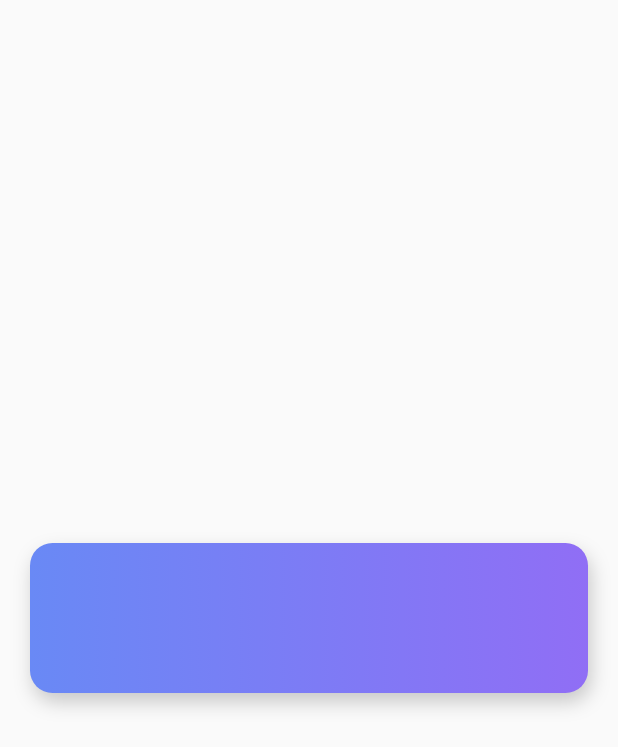
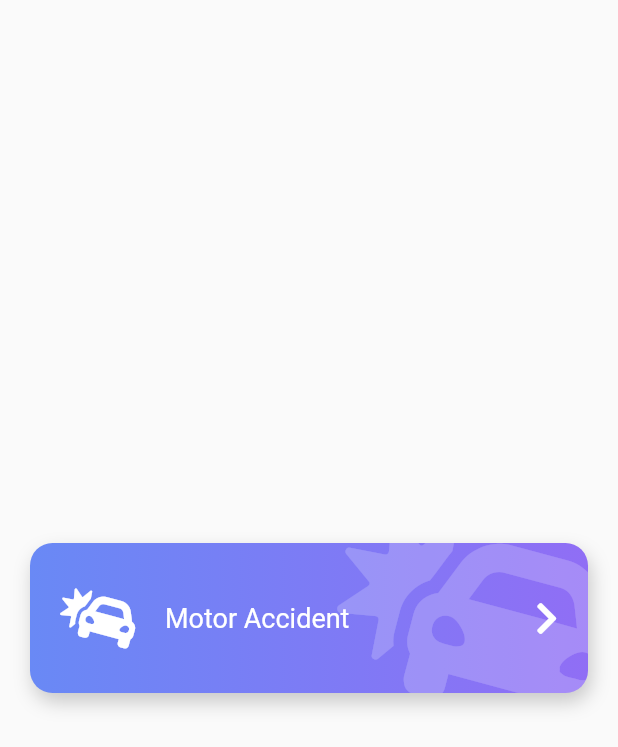
Before and after one commit to FKSAxell/emergency_layout, a Flutter app: the screen it shows after launch, on a phone screen of 412 x 824 dp. Shown: the top 747 px of the screen. Run offline on Flutter 3.47's test engine with Material 2 defaults, Android fonts, the phone set to English and light mode, and no system bars; our stand-ins replace flutter_svg, font_awesome_flutter.

Commit message:
Información dentro del Botón

```diff
--- a/lib/src/pages/emergency_page.dart
+++ b/lib/src/pages/emergency_page.dart
@@ -7,6 +7,7 @@ class EmergencyPage extends StatelessWidget {
   @override
   Widget build(BuildContext context) {
     return Scaffold(
+      // backgroundColor: Colors.red,
       body: Center(
         child: BotonGordo(),
       ),
--- a/lib/src/widgets/boton_gordo.dart
+++ b/lib/src/widgets/boton_gordo.dart
@@ -1,9 +1,44 @@
 import 'package:flutter/material.dart';
+import 'package:font_awesome_flutter/font_awesome_flutter.dart';
 
 class BotonGordo extends StatelessWidget {
   @override
   Widget build(BuildContext context) {
-    return _BotonGordoBackground();
+    return Stack(
+      children: [
+        _BotonGordoBackground(),
+        Row(
+          mainAxisAlignment: MainAxisAlignment.center,
+          children: [
+            SizedBox(
+              height: 140,
+              width: 40,
+            ),
+            FaIcon(
+              FontAwesomeIcons.carCrash,
+              color: Colors.white,
+              size: 40,
+            ),
+            SizedBox(
+              width: 20,
+            ),
+            Expanded(
+              child: Text(
+                'Motor Accident',
+                style: TextStyle(color: Colors.white, fontSize: 18),
+              ),
+            ),
+            FaIcon(
+              FontAwesomeIcons.chevronRight,
+              color: Colors.white,
+            ),
+            SizedBox(
+              width: 40,
+            )
+          ],
+        ),
+      ],
+    );
   }
 }
 
@@ -11,6 +46,19 @@ class _BotonGordoBackground extends StatelessWidget {
   @override
   Widget build(BuildContext context) {
     return Container(
+      child: ClipRRect(
+        borderRadius: BorderRadius.circular(15),
+        child: Stack(
+          children: [
+            Positioned(
+              right: -20,
+              top: -20,
+              child: FaIcon(FontAwesomeIcons.carCrash,
+                  size: 150, color: Colors.white.withOpacity(0.2)),
+            ),
+          ],
+        ),
+      ),
       width: double.infinity,
       height: 100,
       margin: EdgeInsets.all(20),
```
